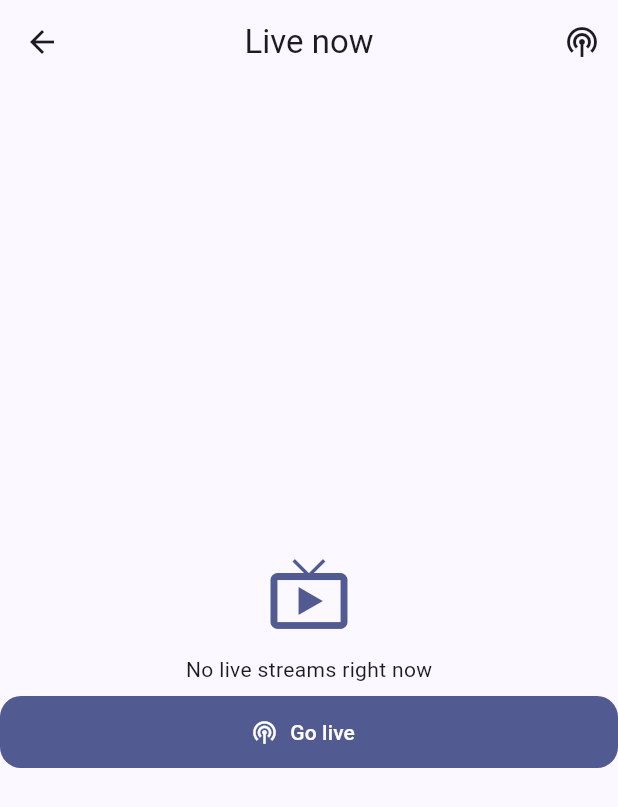
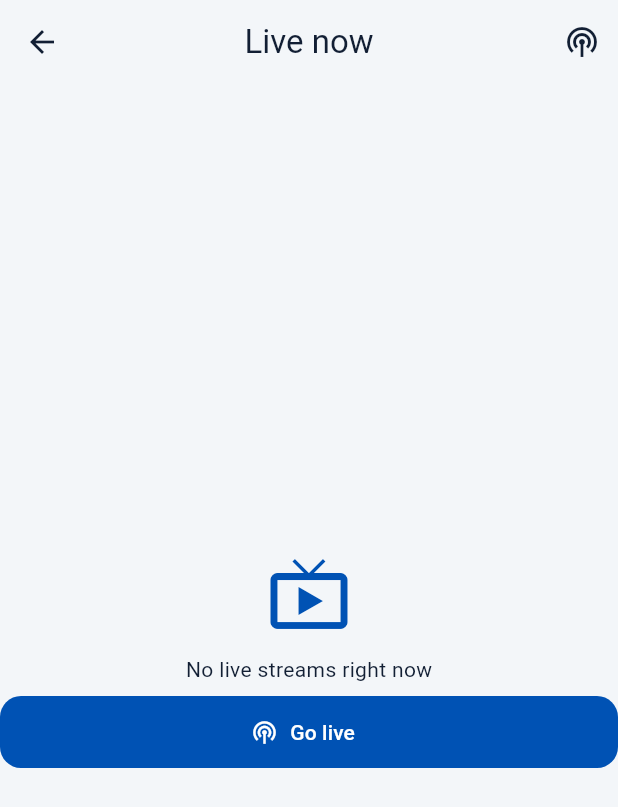
Before and after one commit to ckachale14-hash/MySpot-Share, a Flutter app: the screen it shows once a user with an empty profile is signed in, after a tap on the "live tv" icon, on a phone screen of 412 x 824 dp. Shown: the top 807 px of the screen. Run offline on Flutter 3.47's test engine with Material 3 defaults, Android fonts, the phone set to English and light mode, and no system bars; our stand-ins replace cached_network_image, cloud_firestore, cloud_functions, firebase_analytics, firebase_auth, firebase_core and 10 more; missing offline and left inert: agora_rtc_engine, firebase_app_check, firebase_performance, purchases_flutter; accounts and stored records are empty; network calls fail.

Commit message:
feat(theme): apply MySpot Share brand palette
Replace the placeholder indigo seed with the brand identity from
docs/brand/BRAND.md.

- brand_colors.dart: Brand tokens (blue/green/coral, ink, cloud,
  accessible text + dark-mode variants, distinct error red, logo
  gradient).
- app_theme.dart seeds from brand blue and pins primary=blue,
  secondary=green, tertiary=coral, error=#C62828 (kept distinct from
  coral); light uses a Cloud background with white surfaces, dark uses
  navy surfaces with lightened brand tints for contrast.
- Add a palette swatch sheet for quick reference.

Verified: flutter analyze clean, build web compiles, test 6/6.

https://claude.ai/code/session_018DoSkXm7yRQmMwVBJ57MwB

```diff
--- a/app/lib/core/theme/app_theme.dart
+++ b/app/lib/core/theme/app_theme.dart
@@ -1,24 +1,42 @@
 import 'package:flutter/material.dart';
 
-/// Professional, modern, premium — a confident indigo brand with Material 3.
+import 'brand_colors.dart';
+
+/// MySpot Share theme — a blue→green brand with a coral accent, Material 3.
+/// Palette and rationale: docs/brand/BRAND.md.
 class AppTheme {
   const AppTheme._();
-
-  static const Color _seed = Color(0xFF3D5AFE);
 
   static ThemeData light() => _base(Brightness.light);
   static ThemeData dark() => _base(Brightness.dark);
 
   static ThemeData _base(Brightness brightness) {
-    final scheme = ColorScheme.fromSeed(seedColor: _seed, brightness: brightness);
+    final isLight = brightness == Brightness.light;
+
+    // Seed from the brand blue so Material generates accessible container /
+    // on-* pairs, then pin primary/secondary/tertiary/error to brand colors.
+    final scheme = ColorScheme.fromSeed(
+      seedColor: Brand.blue,
+      brightness: brightness,
+    ).copyWith(
+      primary: isLight ? Brand.blue : Brand.blueOnDark,
+      secondary: isLight ? Brand.green : Brand.greenOnDark,
+      tertiary: isLight ? Brand.coral : Brand.coralOnDark,
+      error: isLight ? Brand.error : Brand.errorOnDark,
+      surface: isLight ? Colors.white : Brand.darkSurface,
+      onSurface: isLight ? Brand.ink : Brand.onDark,
+    );
+
+    final background = isLight ? Brand.cloud : Brand.darkBackground;
+
     return ThemeData(
       useMaterial3: true,
       colorScheme: scheme,
-      scaffoldBackgroundColor: scheme.surface,
+      scaffoldBackgroundColor: background,
       appBarTheme: AppBarTheme(
         centerTitle: true,
         elevation: 0,
-        backgroundColor: scheme.surface,
+        backgroundColor: background,
         foregroundColor: scheme.onSurface,
       ),
       filledButtonTheme: FilledButtonThemeData(
--- /dev/null
+++ b/app/lib/core/theme/brand_colors.dart
@@ -0,0 +1,38 @@
+import 'package:flutter/material.dart';
+
+/// MySpot Share brand colors — see docs/brand/BRAND.md.
+/// Fill tokens (green/coral) are for buttons, badges, icons and large text;
+/// for small text on white use the *Text variants, which pass WCAG AA.
+abstract final class Brand {
+  // Core palette (sampled from the brand artwork)
+  static const blue = Color(0xFF0052B4); // primary
+  static const green = Color(0xFF329B32); // secondary / success (fill)
+  static const coral = Color(0xFFFA4B4B); // accent (fill)
+  static const ink = Color(0xFF121F34); // text / dark surface
+  static const cloud = Color(0xFFF3F6F9); // light background
+
+  // Accessible text variants on white (small text / button labels)
+  static const greenText = Color(0xFF1E7A2E);
+  static const coralText = Color(0xFFC92F2F);
+
+  // Distinct error red — kept separate from coral so "delete" ≠ "accent"
+  static const error = Color(0xFFC62828);
+
+  // Lighter brand tints for contrast on dark surfaces
+  static const blueOnDark = Color(0xFF3375C3); // Blue-400
+  static const greenOnDark = Color(0xFF84C384); // Green-300
+  static const coralOnDark = Color(0xFFFC9393); // Coral-300
+  static const errorOnDark = Color(0xFFEF6C6C);
+
+  // Dark-mode surfaces
+  static const darkBackground = Color(0xFF0E1726);
+  static const darkSurface = Color(0xFF121F34);
+  static const onDark = Color(0xFFE6ECF5);
+
+  // Logo gradient endpoints
+  static const azure = Color(0xFF0091FF);
+  static const lime = Color(0xFFA3FF2A);
+
+  /// Primary brand gradient (blue → green), for hero/splash/premium surfaces.
+  static const brandGradient = LinearGradient(colors: [blue, green]);
+}
```
Also changed, not shown: docs/brand/palette-swatches.png (added).
